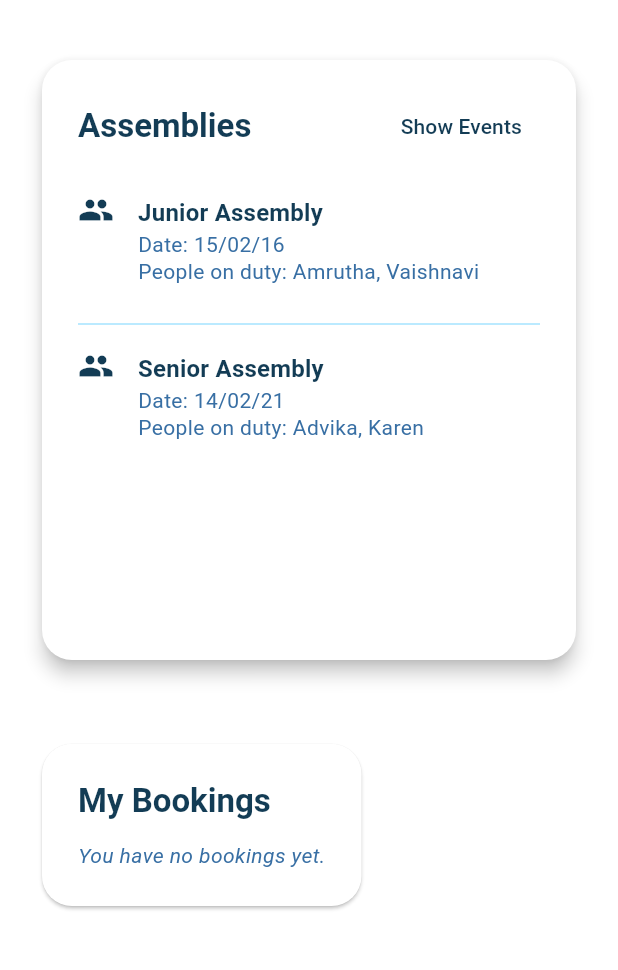
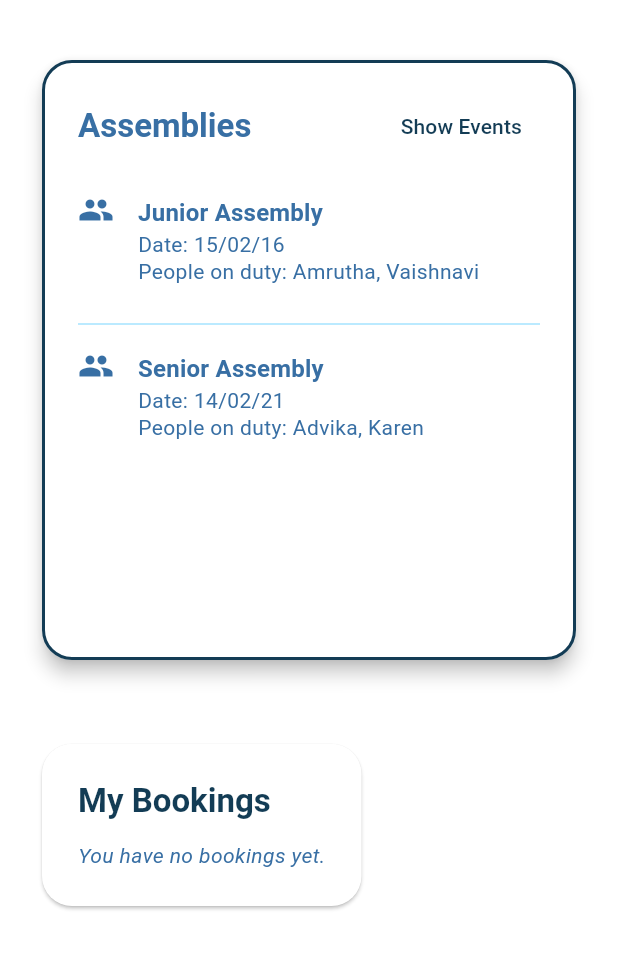
Before and after one commit to Amruthavalli-M/12DIT---BookTech, a Flutter app: the TeacherDashboard screen opened by its route, after a tap on "Show Assemblies", on a phone screen of 412 x 824 dp, the part 189-1159 px from its top. Run offline on Flutter 3.47's test engine with Material 3 defaults, Android fonts, the phone set to English and light mode, and no system bars; our stand-ins replace flutter_svg, google_fonts.

Commit message:
Update all_events.dart
FINAL VERSION

```diff
--- a/lib/widgets/all_events.dart
+++ b/lib/widgets/all_events.dart
@@ -1,6 +1,6 @@
 import 'package:flutter/material.dart';
-import 'package:booktech_flutter/models/events.dart';  // your event model & data
-import '../utils/theme.dart';  // MyAppColor
+import 'package:booktech_flutter/models/events.dart';
+import '../utils/theme.dart';
 
 class AllEventsWidget extends StatefulWidget {
   const AllEventsWidget({super.key});
@@ -10,40 +10,52 @@ class AllEventsWidget extends StatefulWidget {
 }
 
 class _AllEventsWidgetState extends State<AllEventsWidget> {
+  // Controls whether to show assemblies or regular events
   bool showAssemblies = false;
 
   @override
   Widget build(BuildContext context) {
+    // Filter events based on showAssemblies flag:
+    // if true, show only assemblies; otherwise, (events)
     final filteredEvents = allEvents
         .where((event) => showAssemblies ? event.isAssembly : !event.isAssembly)
         .toList()
+      // Sort the filtered list by date ascending
       ..sort((a, b) => a.date.compareTo(b.date));
 
-    final theme = Theme.of(context);
+    final theme = Theme.of(context); // Theme
 
     return Card(
-      color: MyAppColor.secondaryBg, // light subtle background consistent with your theme
+      color: MyAppColor.secondaryBg,
       shape: RoundedRectangleBorder(
-        borderRadius: BorderRadius.circular(20),
+        borderRadius: BorderRadius.circular(20), // Rounded corners on the card
+        side: BorderSide(
+          color: MyAppColor.primary,
+          width: 2,
+        ),
       ),
-      elevation: 5,
-      margin: const EdgeInsets.symmetric(vertical: 16, horizontal: 8),
+      elevation: 5, // Shadow depth
+      margin: const EdgeInsets.symmetric(vertical: 16, horizontal: 8), // Outer spacing
+
       child: Padding(
-        padding: const EdgeInsets.symmetric(vertical: 20, horizontal: 24),
+        padding: const EdgeInsets.symmetric(vertical: 20, horizontal: 24), // Inner padding
         child: Column(
           crossAxisAlignment: CrossAxisAlignment.start,
           children: [
-            // Header with toggle
+            // Header Row: Title and filter button
             Row(
               mainAxisAlignment: MainAxisAlignment.spaceBetween,
               children: [
+                // Title shows either Assemblies or Events depending on state
                 Text(
                   showAssemblies ? "Assemblies" : "Events",
                   style: theme.textTheme.titleLarge?.copyWith(
-                    color: MyAppColor.primary,
+                    color: MyAppColor.secondary,
                     fontWeight: FontWeight.w700,
                   ),
                 ),
+
+                // Button switches between showing assemblies or events
                 TextButton(
                   onPressed: () => setState(() => showAssemblies = !showAssemblies),
                   style: TextButton.styleFrom(
@@ -53,8 +65,10 @@ class _AllEventsWidgetState extends State<AllEventsWidget> {
                 ),
               ],
             ),
-            const SizedBox(height: 12),
 
+            const SizedBox(height: 12), // Spacing between header and list
+
+            // Show message if no events/assemblies found
             if (filteredEvents.isEmpty)
               Padding(
                 padding: const EdgeInsets.symmetric(vertical: 20),
@@ -67,35 +81,39 @@ class _AllEventsWidgetState extends State<AllEventsWidget> {
                 ),
               )
             else
+              // List of filtered events/assemblies
               SizedBox(
-                height: 300,
+                height: 300, // Fixed height for scrolling list
                 child: ListView.separated(
-                  itemCount: filteredEvents.length,
+                  itemCount: filteredEvents.length, // Number of items in the list
                   separatorBuilder: (_, __) => Divider(
-                    color: MyAppColor.barBg,
+                    color: MyAppColor.barBg, // Divider color between list items
                   ),
                   itemBuilder: (context, index) {
-                    final event = filteredEvents[index];
+                    final event = filteredEvents[index]; // Current event
+
                     return ListTile(
-                      contentPadding: EdgeInsets.zero,
+                      contentPadding: EdgeInsets.zero, // Remove default padding
                       title: Text(
-                        event.name,
+                        event.name, // Event name/title
                         style: theme.textTheme.titleMedium?.copyWith(
                           fontWeight: FontWeight.w600,
-                          color: MyAppColor.primary,
+                          color: MyAppColor.secondary,
                         ),
                       ),
                       subtitle: Text(
+                        // Date formatted and members on duty listed
                         "Date: ${_formatDate(event.date)}\nPeople on duty: ${event.members.join(', ')}",
                         style: theme.textTheme.bodyMedium?.copyWith(
                           color: MyAppColor.secondary,
                           height: 1.3,
                         ),
                       ),
-                      isThreeLine: true,
+                      isThreeLine: true, // Multiline subtitle
                       leading: Icon(
+                        // Shows group for assemblies, event icon otherwise
                         showAssemblies ? Icons.group : Icons.event,
-                        color: MyAppColor.primary,
+                        color: MyAppColor.secondary,
                       ),
                     );
                   },
@@ -107,6 +125,7 @@ class _AllEventsWidgetState extends State<AllEventsWidget> {
     );
   }
 
+  // Function to format DateTime as DD/MM/YYYY string
   String _formatDate(DateTime date) {
     return "${date.day.toString().padLeft(2, '0')}/"
         "${date.month.toString().padLeft(2, '0')}/"
```
